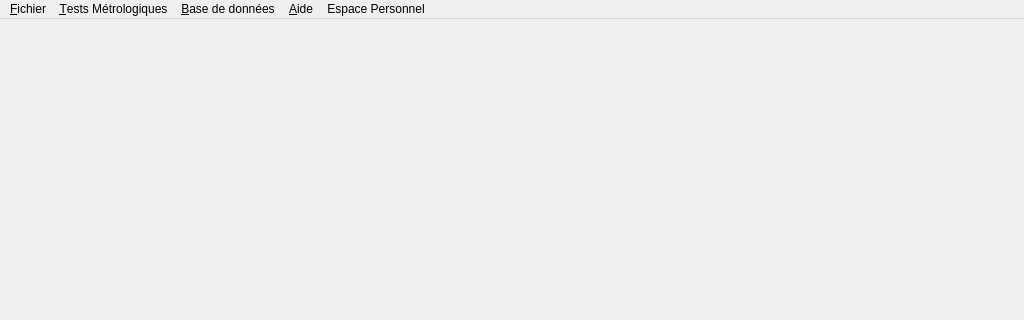
InformatiqueAtmoNA/tam, file mainwindow.ui: the form before one commit; both pictures show x 0 to 1024 and y 0 to 320 of the 1024 by 768 pixel window.
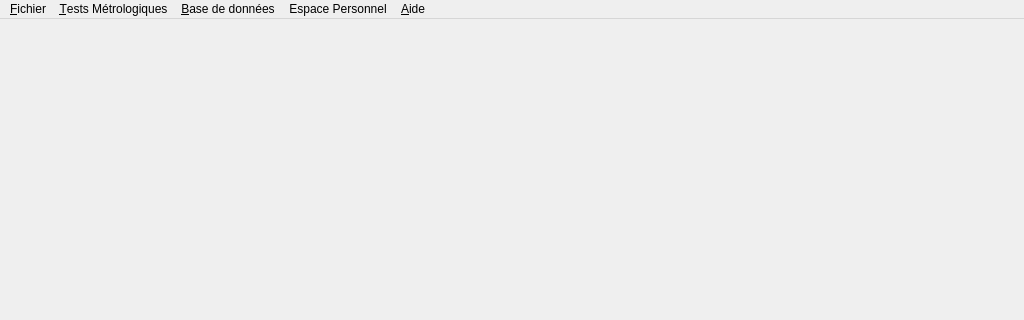
The form after the commit.

```diff
--- a/mainwindow.ui
+++ b/mainwindow.ui
@@ -72,8 +72,8 @@
    <addaction name="menu_Fichier"/>
    <addaction name="menuTests_M_trologiques"/>
    <addaction name="menuBaseDonnees"/>
-   <addaction name="menu_Aide"/>
    <addaction name="menuEspace_Personnel"/>
+   <addaction name="menu_Aide"/>
   </widget>
   <action name="action_Fichier_Quitter">
    <property name="text">
```
